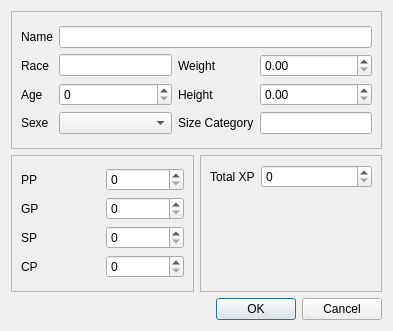
Old version of the form editgeneralinformation.ui in the repository Kalzar/pfcharacter.
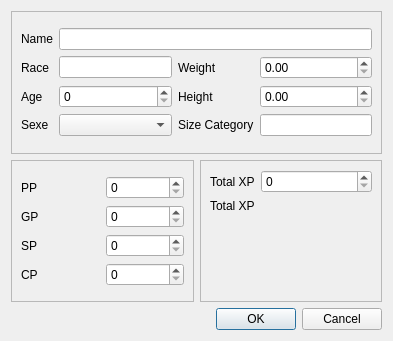
New version of the form.

Diff of the .ui file:
```diff
--- a/editgeneralinformation.ui
+++ b/editgeneralinformation.ui
@@ -7,7 +7,7 @@
     <x>0</x>
     <y>0</y>
     <width>393</width>
-    <height>331</height>
+    <height>341</height>
    </rect>
   </property>
   <property name="windowTitle">
@@ -216,6 +216,13 @@
           <item row="0" column="1">
            <widget class="QSpinBox" name="spinBox_2"/>
           </item>
+          <item row="1" column="0">
+           <widget class="QLabel" name="label_13">
+            <property name="text">
+             <string>Total XP</string>
+            </property>
+           </widget>
+          </item>
          </layout>
         </item>
        </layout>
```
Left out of the diff: 3 changed lines with no effect on the pictures.
